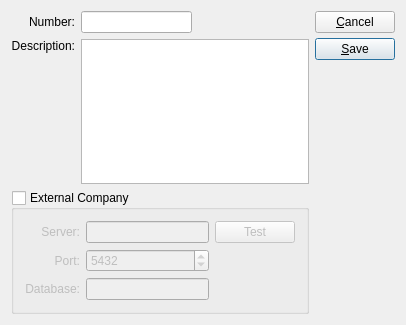
First picture: the form in guiclient/company.ui, repository Pegasus-RPG/xtuple-client, before the edit.
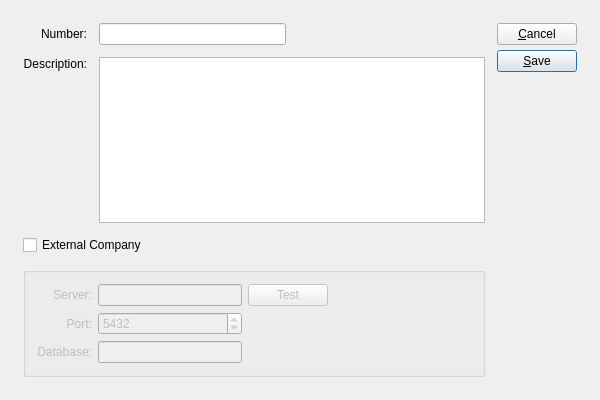
Second picture: the form after the edit. Custom widgets are drawn as their Qt base class.

Commit message: issue #7018: Allow external company credentials to be editable.

Patch:
```diff
--- a/guiclient/company.ui
+++ b/guiclient/company.ui
@@ -5,16 +5,34 @@
    <rect>
     <x>0</x>
     <y>0</y>
-    <width>406</width>
-    <height>325</height>
+    <width>600</width>
+    <height>400</height>
    </rect>
   </property>
   <property name="windowTitle" >
    <string>Company Number</string>
   </property>
-  <layout class="QHBoxLayout" >
-   <item>
+  <layout class="QGridLayout" >
+   <item row="0" column="0" >
     <layout class="QGridLayout" >
+     <property name="leftMargin" >
+      <number>12</number>
+     </property>
+     <property name="topMargin" >
+      <number>12</number>
+     </property>
+     <property name="rightMargin" >
+      <number>12</number>
+     </property>
+     <property name="bottomMargin" >
+      <number>12</number>
+     </property>
+     <property name="horizontalSpacing" >
+      <number>12</number>
+     </property>
+     <property name="verticalSpacing" >
+      <number>12</number>
+     </property>
      <item row="0" column="0" >
       <widget class="QLabel" name="_numberLit" >
        <property name="text" >
@@ -31,6 +49,62 @@
      <item row="0" column="1" >
       <widget class="XLineEdit" name="_number" />
      </item>
+     <item row="0" column="2" >
+      <spacer>
+       <property name="orientation" >
+        <enum>Qt::Horizontal</enum>
+       </property>
+       <property name="sizeType" >
+        <enum>QSizePolicy::Expanding</enum>
+       </property>
+       <property name="sizeHint" >
+        <size>
+         <width>51</width>
+         <height>10</height>
+        </size>
+       </property>
+      </spacer>
+     </item>
+     <item rowspan="4" row="0" column="3" >
+      <layout class="QVBoxLayout" >
+       <property name="spacing" >
+        <number>5</number>
+       </property>
+       <item>
+        <widget class="QPushButton" name="_close" >
+         <property name="text" >
+          <string>&amp;Cancel</string>
+         </property>
+        </widget>
+       </item>
+       <item>
+        <widget class="QPushButton" name="_save" >
+         <property name="text" >
+          <string>&amp;Save</string>
+         </property>
+         <property name="default" >
+          <bool>true</bool>
+         </property>
+        </widget>
+       </item>
+       <item>
+        <spacer>
+         <property name="orientation" >
+          <enum>Qt::Vertical</enum>
+         </property>
+         <property name="sizeType" >
+          <enum>QSizePolicy::Expanding</enum>
+         </property>
+         <property name="sizeHint" >
+          <size>
+           <width>20</width>
+           <height>20</height>
+          </size>
+         </property>
+        </spacer>
+       </item>
+      </layout>
+     </item>
      <item row="1" column="0" >
       <widget class="QLabel" name="_descripLit" >
        <property name="text" >
@@ -48,16 +122,20 @@
       <widget class="XTextEdit" name="_descrip" />
      </item>
      <item row="2" column="0" colspan="3" >
-      <widget class="QGroupBox" name="_extGroup" >
-       <property name="title" >
+      <widget class="QCheckBox" name="_external" >
+       <property name="text" >
         <string>External Company</string>
        </property>
-       <property name="checkable" >
-        <bool>true</bool>
-       </property>
-       <property name="checked" >
+      </widget>
+     </item>
+     <item row="3" column="0" colspan="3" >
+      <widget class="QGroupBox" name="_authGroup" >
+       <property name="enabled" >
         <bool>false</bool>
        </property>
+       <property name="title" >
+        <string/>
+       </property>
        <layout class="QGridLayout" >
         <item row="0" column="0" >
          <widget class="QLabel" name="_extServerLit" >
@@ -124,78 +202,22 @@
           </property>
          </widget>
         </item>
+        <item row="0" column="3" >
+         <spacer>
+          <property name="orientation" >
+           <enum>Qt::Horizontal</enum>
+          </property>
+          <property name="sizeHint" >
+           <size>
+            <width>40</width>
+            <height>20</height>
+           </size>
+          </property>
+         </spacer>
+        </item>
        </layout>
       </widget>
      </item>
-     <item row="3" column="1" >
-      <spacer>
-       <property name="orientation" >
-        <enum>Qt::Vertical</enum>
-       </property>
-       <property name="sizeHint" >
-        <size>
-         <width>20</width>
-         <height>0</height>
-        </size>
-       </property>
-      </spacer>
-     </item>
-     <item row="0" column="2" >
-      <spacer>
-       <property name="orientation" >
-        <enum>Qt::Horizontal</enum>
-       </property>
-       <property name="sizeType" >
-        <enum>QSizePolicy::Expanding</enum>
-       </property>
-       <property name="sizeHint" >
-        <size>
-         <width>51</width>
-         <height>10</height>
-        </size>
-       </property>
-      </spacer>
-     </item>
-    </layout>
-   </item>
-   <item>
-    <layout class="QVBoxLayout" >
-     <property name="spacing" >
-      <number>5</number>
-     </property>
-     <item>
-      <widget class="QPushButton" name="_close" >
-       <property name="text" >
-        <string>&amp;Cancel</string>
-       </property>
-      </widget>
-     </item>
-     <item>
-      <widget class="QPushButton" name="_save" >
-       <property name="text" >
-        <string>&amp;Save</string>
-       </property>
-       <property name="default" >
-        <bool>true</bool>
-       </property>
-      </widget>
-     </item>
-     <item>
-      <spacer>
-       <property name="orientation" >
-        <enum>Qt::Vertical</enum>
-       </property>
-       <property name="sizeType" >
-        <enum>QSizePolicy::Expanding</enum>
-       </property>
-       <property name="sizeHint" >
-        <size>
-         <width>20</width>
-         <height>20</height>
-        </size>
-       </property>
-      </spacer>
-     </item>
     </layout>
    </item>
   </layout>
```
Left out of the diff: 18 changed lines with no effect on the pictures. The commit also changes 1 other file.
